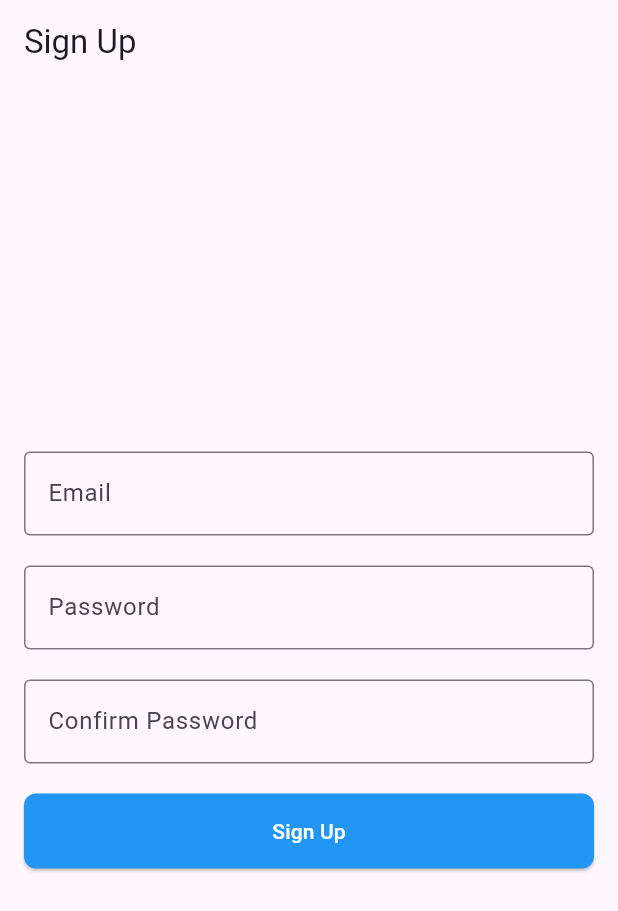
After one commit to DylanNg2412/taskapp_with_pomodoro, a Flutter app: the SignUpScreen screen opened by its route, on a phone screen of 412 x 824 dp. The commit adds this screen. Shown: the top 911 px of the screen. Run offline on Flutter 3.47's test engine with Material 3 defaults, Android fonts, the light colour scheme and no system bars; our stand-ins replace file_picker, flutter_dotenv, flutter_svg, go_router, google_sign_in, supabase_flutter; accounts and stored records are empty; network calls fail.

Commit message:
changed CRUD feature with UUID, added email auth provider for login and signUp

```diff
--- /dev/null
+++ b/lib/auth/auth_service.dart
@@ -0,0 +1,23 @@
+import 'package:supabase_flutter/supabase_flutter.dart';
+
+class AuthService {
+  final SupabaseClient supabase = Supabase.instance.client;
+
+  Future<AuthResponse> logInWithEmailPassword(String email, String pass) async {
+    return await supabase.auth.signInWithPassword(email: email, password: pass);
+  }
+
+  Future<AuthResponse> signUpWithEmailPassword(String email, String pass) async {
+    return await supabase.auth.signUp(email: email, password: pass);
+  }
+
+  Future<void> signOut() async {
+    await supabase.auth.signOut();
+  }
+
+//To Show User Details
+  String? getCurrentUserEmail() {
+    final session = supabase.auth.currentSession;
+    return session?.user.email;
+  }
+}
--- a/lib/navigation/navigation.dart
+++ b/lib/navigation/navigation.dart
@@ -5,6 +5,7 @@ import 'package:taskapp_with_pomodoro/ui/edit_task/edit_task_screen.dart';
 import 'package:taskapp_with_pomodoro/ui/home/home_screen.dart';
 import 'package:taskapp_with_pomodoro/ui/login/login_screen.dart';
 import 'package:taskapp_with_pomodoro/ui/pomodoro/pomodoro_screen.dart';
+import 'package:taskapp_with_pomodoro/ui/sign_up/sign_up_screen.dart';
 import 'package:taskapp_with_pomodoro/ui/tab_container/tab_container.dart';
 
 class Navigation {
@@ -42,7 +43,12 @@ class Navigation {
         id: state.pathParameters["id"]!,
       )
     ),
+    GoRoute(
+      path: "/signUp",
+      name: Screen.signUp.name,
+      builder: (context, state) => const SignUpScreen(),
+    ),
   ];
 }
 
-enum Screen { home, pomodoro, chart, addTask, editTask, login }
+enum Screen { home, pomodoro, chart, addTask, editTask, login, signUp }
--- a/lib/ui/pomodoro/pomodoro_screen.dart
+++ b/lib/ui/pomodoro/pomodoro_screen.dart
@@ -1,3 +1,5 @@
+import 'dart:async';
+
 import 'package:flutter/material.dart';
 
 class PomodoroScreen extends StatefulWidget {
--- /dev/null
+++ b/lib/ui/sign_up/sign_up_screen.dart
@@ -0,0 +1,100 @@
+import 'package:flutter/material.dart';
+import 'package:flutter/widgets.dart';
+import 'package:go_router/go_router.dart';
+import 'package:taskapp_with_pomodoro/auth/auth_service.dart';
+import 'package:taskapp_with_pomodoro/navigation/navigation.dart';
+
+class SignUpScreen extends StatefulWidget {
+  const SignUpScreen({super.key});
+
+  @override
+  State<SignUpScreen> createState() => _SignUpScreenState();
+}
+
+class _SignUpScreenState extends State<SignUpScreen> {
+  final AuthService authService = AuthService();
+  final TextEditingController _emailController = TextEditingController();
+  final TextEditingController _passController = TextEditingController();
+  final TextEditingController _confirmPassController = TextEditingController();
+
+  void _signUpListener() async {
+    if (_passController.text != _confirmPassController.text) {
+      ScaffoldMessenger.of(
+        context,
+      ).showSnackBar(const SnackBar(content: Text("Passwords do not match!")));
+      return;
+    }
+
+    try {
+      await authService.signUpWithEmailPassword(
+        _emailController.text,
+        _passController.text,
+      );
+      if (!mounted) return;
+      context.pushReplacementNamed(Screen.login.name);
+    } catch (e) {
+      if (mounted) {
+        ScaffoldMessenger.of(
+          context,
+        ).showSnackBar(SnackBar(content: Text("Sign Up failed: $e")));
+      }
+      debugPrint("Signup Error $e");
+    }
+  }
+
+  @override
+  Widget build(BuildContext context) {
+    return Scaffold(
+      appBar: AppBar(title: Text("Sign Up")),
+      body: SafeArea(
+        child: Center(
+          child: Padding(
+            padding: EdgeInsets.symmetric(horizontal: 16.0),
+            child: Column(
+              mainAxisAlignment: MainAxisAlignment.center,
+              children: [
+                TextField(
+                  controller: _emailController,
+                  decoration: InputDecoration(
+                    labelText: "Email",
+                    border: OutlineInputBorder(),
+                  ),
+                ),
+                SizedBox(height: 20),
+                TextField(
+                  obscureText: true,
+                  controller: _passController,
+                  decoration: InputDecoration(
+                    labelText: "Password",
+                    border: OutlineInputBorder(),
+                  ),
+                ),
+                SizedBox(height: 20),
+                TextField(
+                  obscureText: true,
+                  controller: _confirmPassController,
+                  decoration: InputDecoration(
+                    labelText: "Confirm Password",
+                    border: OutlineInputBorder(),
+                  ),
+                ),
+                SizedBox(height: 20),
+                ElevatedButton(
+                  style: TextButton.styleFrom(
+                    backgroundColor: Colors.blue,
+                    fixedSize: Size(500, 50),
+                    shape: RoundedRectangleBorder(
+                      borderRadius: BorderRadius.circular(8),
+                    ),
+                  ),
+                  onPressed: _signUpListener,
+                  child: Text("Sign Up", style: TextStyle(color: Colors.white)),
+                ),
+              ],
+            ),
+          ),
+        ),
+      ),
+    );
+  }
+}
```
Also changed, not shown: lib/data/model/task.dart (+7 -1 lines), lib/data/repo/task_repo_supabase.dart (+11 -3 lines), lib/ui/add_task/add_task_screen.dart (+15 -4 lines), lib/ui/edit_task/edit_task_screen.dart (+8 -8 lines), lib/ui/login/login_screen.dart (+36 -11 lines).
